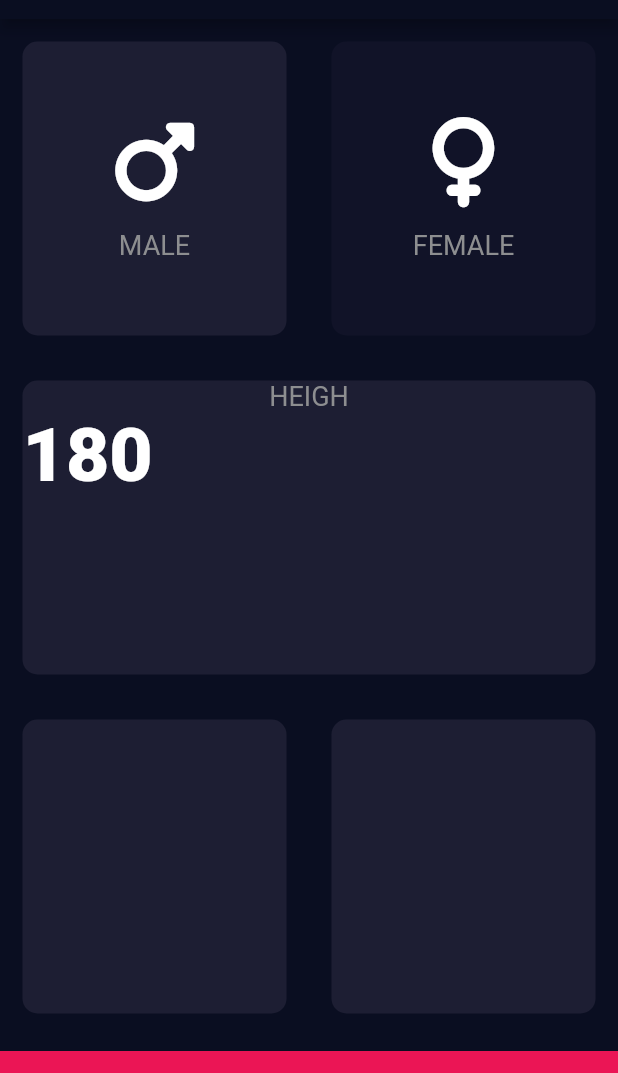
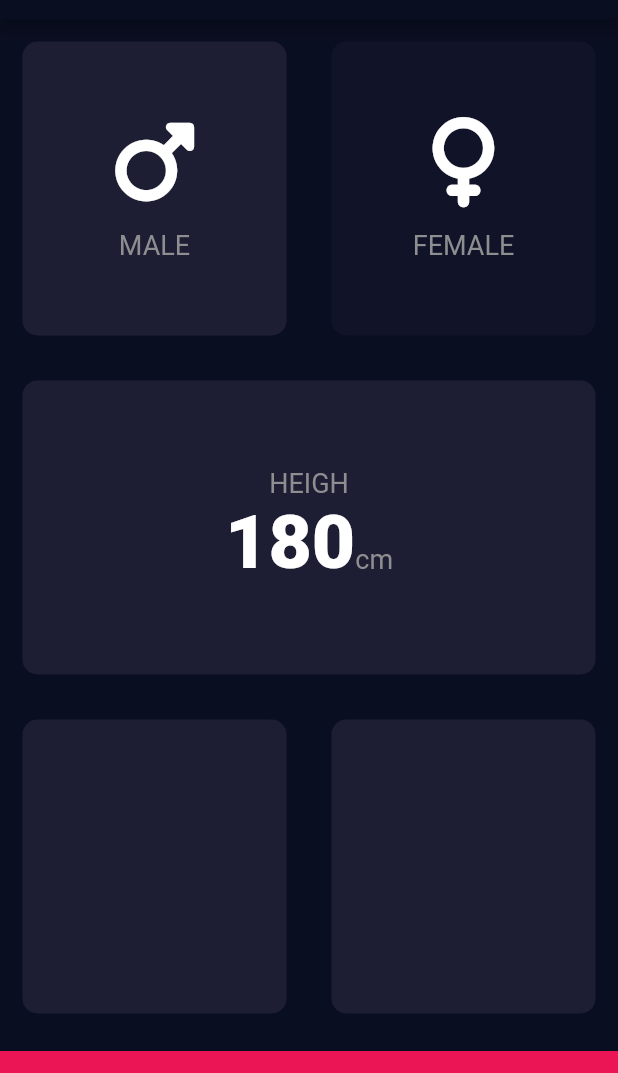
Before and after one commit to Sandra-chemist/bmi_calculator, a Flutter app: the screen it shows after launch, on a phone screen of 412 x 824 dp, the part 65-1138 px from its top. Run offline on Flutter 3.47's test engine with Material 2 defaults, Android fonts, the phone set to English and light mode, and no system bars; our stand-ins replace font_awesome_flutter.

Commit message:
styl to middle column was added

```diff
--- a/lib/input_page.dart
+++ b/lib/input_page.dart
@@ -67,14 +67,22 @@ class _InputPageState extends State<InputPage> {
               child: ReusableCard(
                 kActiveCardColour,
                 Column(
+                  mainAxisAlignment: MainAxisAlignment.center,
                   children: [
                     Text('HEIGH', style: kLabelTextStyle),
                     Row(
+                      mainAxisAlignment: MainAxisAlignment.center,
+                      crossAxisAlignment: CrossAxisAlignment.baseline,
+                      textBaseline: TextBaseline.alphabetic,
                       children: [
                         Text(
                           '180',
                           style: kNumberTextStyle,
-                        )
+                        ),
+                        Text(
+                          'cm',
+                          style: kLabelTextStyle,
+                        ),
                       ],
                     )
                   ],
```
